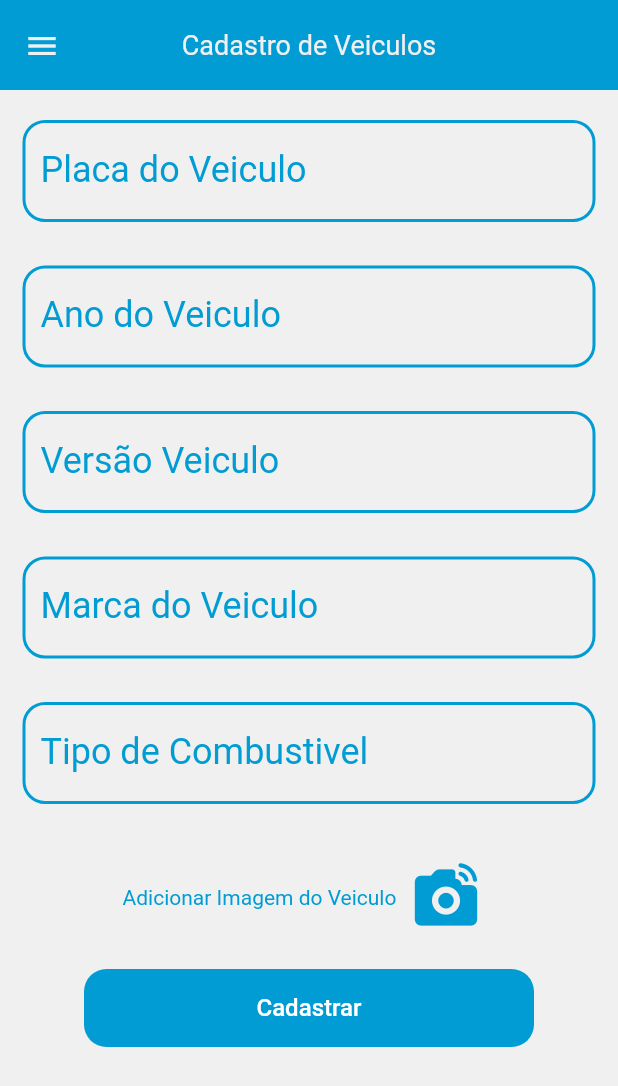
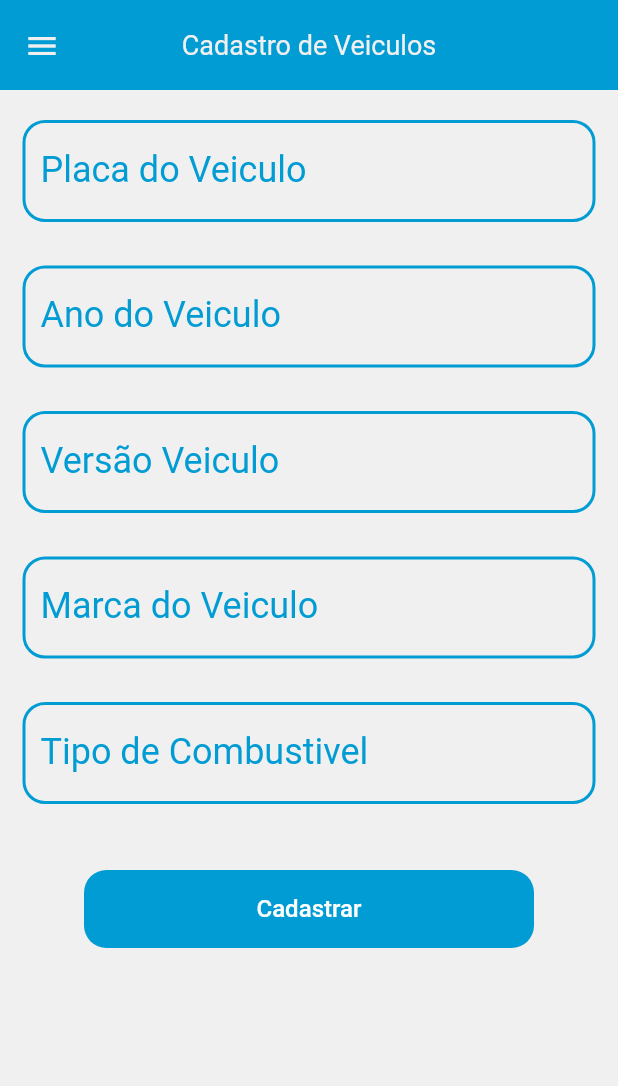
Before and after one commit to heitor1978/Sistema-gestao-web, a Flutter app: the VehicleRegistration screen opened directly, in the side drawer, after a tap on "Cadastrar", on a phone screen of 412 x 824 dp. Shown: the top 1086 px of the screen. Run offline on Flutter 3.47's test engine with Material 2 defaults, Android fonts, the phone set to English and light mode, and no system bars; our stand-ins replace brasil_fields, cloud_firestore, firebase_auth, firebase_core, firebase_storage, image_picker; accounts and stored records are empty.

Commit message:
Adicionado a tela de cadastro de veiculo

```diff
--- a/lib/Widgets/Drawer/custom_drawer.dart
+++ b/lib/Widgets/Drawer/custom_drawer.dart
@@ -136,7 +136,7 @@
                     ),
                   ),
                   trailing: const Icon(
-                    Icons.person_add,
+                    Icons.car_repair,
                     color: Color.fromARGB(255, 0, 0, 0),
                   ),
                   onTap: () {
@@ -149,13 +149,13 @@
                 ),
                 ListTile(
                   title: const Text(
-                    "Rotas",
+                    "Funcionarios",
                     style: TextStyle(
                       color: Color.fromARGB(255, 0, 0, 0),
                     ),
                   ),
                   trailing: const Icon(
-                    Icons.assistant_direction,
+                    Icons.person_sharp,
                     color: Color.fromARGB(255, 0, 0, 0),
                   ),
                   onTap: () {
--- a/pubspec.yaml
+++ b/pubspec.yaml
@@ -41,6 +41,7 @@
   firebase_storage: ^10.3.8
   image_picker: ^0.8.5+3
   uuid: ^3.0.6
+  image_picker_for_web: ^2.1.8
 
 dev_dependencies:
   flutter_test:
```
Also changed, not shown: lib/View/VehicleRegistration/vehicle_registration.dart (+11 -12 lines), pubspec.lock.
